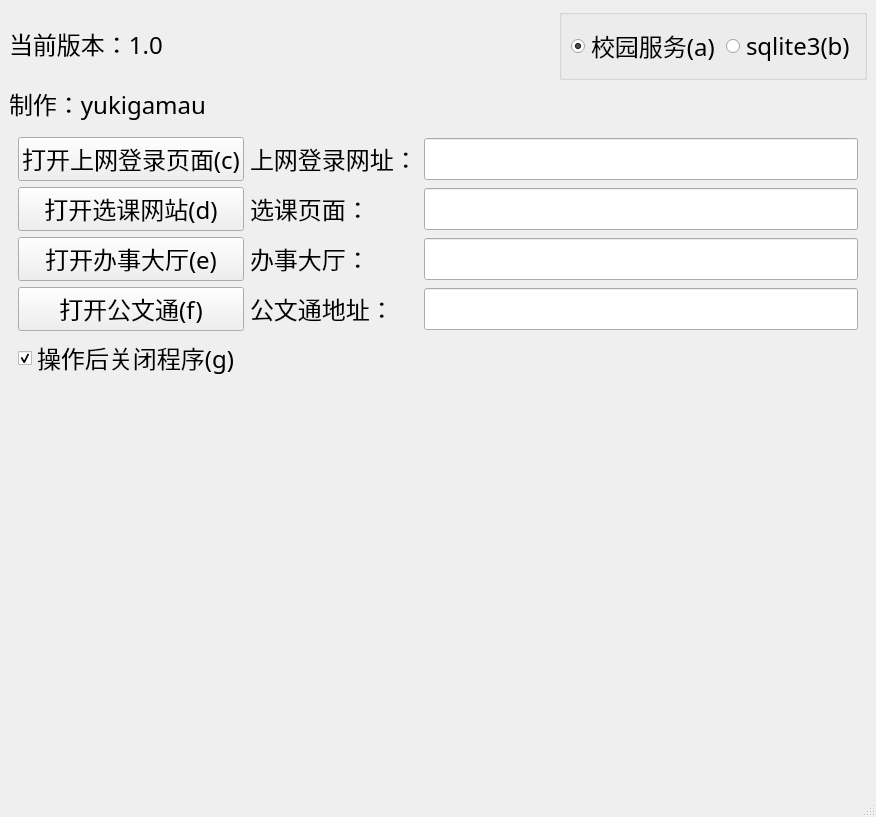
Qt form mainwindow.ui (yukigamau/fakeCmd) before a commit.
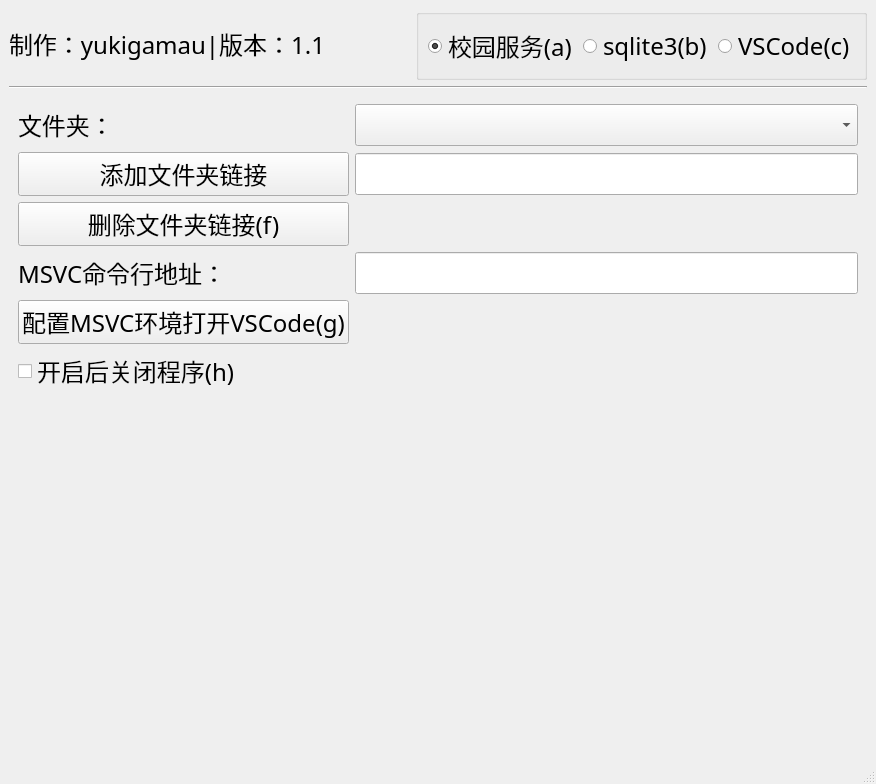
The same form after that commit. The open tabs and pages were chosen to show the change.

The edit to the form file:
```diff
--- a/mainwindow.ui
+++ b/mainwindow.ui
@@ -6,8 +6,8 @@
    <rect>
     <x>0</x>
     <y>0</y>
-    <width>800</width>
-    <height>625</height>
+    <width>806</width>
+    <height>683</height>
    </rect>
   </property>
   <property name="sizePolicy">
@@ -32,22 +32,22 @@
      <pointsize>18</pointsize>
     </font>
    </property>
-   <layout class="QGridLayout" name="gridLayout_3">
-    <item row="2" column="0">
+   <layout class="QVBoxLayout" name="verticalLayout_5">
+    <item>
      <layout class="QHBoxLayout" name="horizontalLayout">
       <property name="bottomMargin">
        <number>0</number>
       </property>
       <item>
-       <widget class="QLabel" name="label_6">
+       <widget class="QLabel" name="label_5">
         <property name="sizePolicy">
-         <sizepolicy hsizetype="Fixed" vsizetype="Fixed">
+         <sizepolicy hsizetype="Preferred" vsizetype="Fixed">
           <horstretch>0</horstretch>
           <verstretch>0</verstretch>
          </sizepolicy>
         </property>
         <property name="text">
-         <string>当前版本：1.0</string>
+         <string>制作：yukigamau|版本：1.1</string>
         </property>
        </widget>
       </item>
@@ -69,6 +69,9 @@
         <property name="title">
          <string/>
         </property>
+        <property name="flat">
+         <bool>false</bool>
+        </property>
         <layout class="QHBoxLayout" name="horizontalLayout_2">
          <item>
           <widget class="QRadioButton" name="schoolPageButton">
@@ -96,13 +99,30 @@
            </property>
           </widget>
          </item>
+         <item>
+          <widget class="QRadioButton" name="vscodePageButton">
+           <property name="text">
+            <string>VSCode(c)</string>
+           </property>
+           <property name="shortcut">
+            <string>C</string>
+           </property>
+          </widget>
+         </item>
         </layout>
        </widget>
       </item>
      </layout>
     </item>
-    <item row="8" column="0">
-     <widget class="QStackedWidget" name="stackedWidget">
+    <item>
+     <widget class="Line" name="line_2">
+      <property name="orientation">
+       <enum>Qt::Orientation::Horizontal</enum>
+      </property>
+     </widget>
+    </item>
+    <item>
+     <widget class="QStackedWidget" name="mainShowWidget">
       <widget class="QWidget" name="schoolPage">
        <layout class="QVBoxLayout" name="verticalLayout_2">
         <item>
@@ -120,7 +140,7 @@
           <item row="1" column="0">
            <widget class="QPushButton" name="websiteButton">
             <property name="text">
-             <string>打开上网登录页面(c)</string>
+             <string>打开上网登录页面(d)</string>
             </property>
             <property name="shortcut">
              <string>C</string>
@@ -133,7 +153,7 @@
           <item row="3" column="0">
            <widget class="QPushButton" name="hallButton">
             <property name="text">
-             <string>打开办事大厅(e)</string>
+             <string>打开办事大厅(f)</string>
             </property>
             <property name="shortcut">
              <string>E</string>
@@ -150,7 +170,7 @@
           <item row="5" column="0">
            <widget class="QCheckBox" name="shutdownBox">
             <property name="text">
-             <string>操作后关闭程序(g)</string>
+             <string>操作后关闭程序(h)</string>
             </property>
             <property name="iconSize">
              <size>
@@ -172,7 +192,7 @@
           <item row="2" column="0">
            <widget class="QPushButton" name="chooseClassButton">
             <property name="text">
-             <string>打开选课网站(d)</string>
+             <string>打开选课网站(e)</string>
             </property>
             <property name="shortcut">
              <string>D</string>
@@ -189,7 +209,7 @@
           <item row="4" column="0">
            <widget class="QPushButton" name="documentButton">
             <property name="text">
-             <string>打开公文通(f)</string>
+             <string>打开公文通(g)</string>
             </property>
             <property name="shortcut">
              <string>F</string>
@@ -361,6 +381,83 @@
         </item>
        </layout>
       </widget>
+      <widget class="QWidget" name="vscodePage">
+       <layout class="QGridLayout" name="gridLayout_8">
+        <item row="4" column="0">
+         <widget class="QPushButton" name="openVSCodeButton">
+          <property name="text">
+           <string>配置MSVC环境打开VSCode(g)</string>
+          </property>
+          <property name="shortcut">
+           <string>G</string>
+          </property>
+         </widget>
+        </item>
+        <item row="2" column="0">
+         <widget class="QPushButton" name="folderDelButton">
+          <property name="text">
+           <string>删除文件夹链接(f)</string>
+          </property>
+          <property name="shortcut">
+           <string>F</string>
+          </property>
+         </widget>
+        </item>
+        <item row="1" column="1">
+         <widget class="QLineEdit" name="folderAddText"/>
+        </item>
+        <item row="6" column="0">
+         <spacer name="verticalSpacer_2">
+          <property name="orientation">
+           <enum>Qt::Orientation::Vertical</enum>
+          </property>
+          <property name="sizeHint" stdset="0">
+           <size>
+            <width>20</width>
+            <height>40</height>
+           </size>
+          </property>
+         </spacer>
+        </item>
+        <item row="1" column="0">
+         <widget class="QPushButton" name="folderAddButton">
+          <property name="text">
+           <string>添加文件夹链接</string>
+          </property>
+         </widget>
+        </item>
+        <item row="0" column="1">
+         <widget class="QComboBox" name="foldersCCB"/>
+        </item>
+        <item row="0" column="0">
+         <widget class="QLabel" name="label_6">
+          <property name="text">
+           <string>文件夹：</string>
+          </property>
+         </widget>
+        </item>
+        <item row="5" column="0">
+         <widget class="QCheckBox" name="shutdownForVSCodeBox">
+          <property name="text">
+           <string>开启后关闭程序(h)</string>
+          </property>
+          <property name="shortcut">
+           <string>H</string>
+          </property>
+         </widget>
+        </item>
+        <item row="3" column="0">
+         <widget class="QLabel" name="label_16">
+          <property name="text">
+           <string>MSVC命令行地址：</string>
+          </property>
+         </widget>
+        </item>
+        <item row="3" column="1">
+         <widget class="QLineEdit" name="vsDevCmdAddrText"/>
+        </item>
+       </layout>
+      </widget>
       <widget class="QWidget" name="dbFilesChangePage">
        <layout class="QVBoxLayout" name="verticalLayout_3">
         <item>
@@ -570,13 +667,6 @@
       </widget>
      </widget>
     </item>
-    <item row="3" column="0">
-     <widget class="QLabel" name="label_5">
-      <property name="text">
-       <string>制作：yukigamau</string>
-      </property>
-     </widget>
-    </item>
    </layout>
   </widget>
   <widget class="QStatusBar" name="statusbar"/>
```
Left out of the diff: 32 changed lines with no effect on the pictures.
